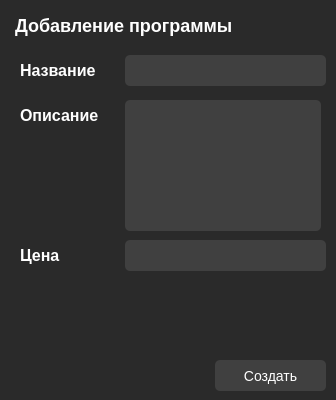
Qt form add_app/add_app.ui (b0shka/selling_apps) before a commit.
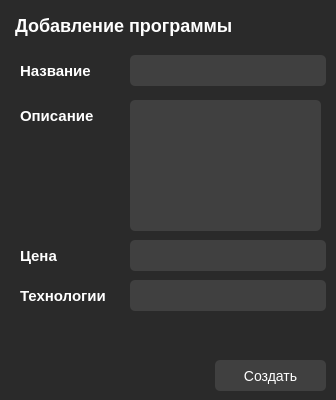
The same form after that commit.

```diff
--- a/add_app/add_app.ui
+++ b/add_app/add_app.ui
@@ -41,9 +41,9 @@
   <widget class="QLineEdit" name="lineEdit">
    <property name="geometry">
     <rect>
-     <x>125</x>
+     <x>130</x>
      <y>55</y>
-     <width>201</width>
+     <width>196</width>
      <height>31</height>
     </rect>
    </property>
@@ -96,7 +96,7 @@
     </font>
    </property>
    <property name="styleSheet">
-    <string notr="true">font-size: 16px;</string>
+    <string notr="true">font-size: 15px;</string>
    </property>
    <property name="text">
     <string>Название</string>
@@ -105,9 +105,9 @@
   <widget class="QLineEdit" name="lineEdit_2">
    <property name="geometry">
     <rect>
-     <x>125</x>
+     <x>130</x>
      <y>240</y>
-     <width>201</width>
+     <width>196</width>
      <height>31</height>
     </rect>
    </property>
@@ -137,7 +137,7 @@
     </font>
    </property>
    <property name="styleSheet">
-    <string notr="true">font-size: 16px;</string>
+    <string notr="true">font-size: 15px;</string>
    </property>
    <property name="text">
     <string>Описание</string>
@@ -160,7 +160,7 @@
     </font>
    </property>
    <property name="styleSheet">
-    <string notr="true">font-size: 16px;</string>
+    <string notr="true">font-size: 15px;</string>
    </property>
    <property name="text">
     <string>Цена</string>
@@ -169,9 +169,9 @@
   <widget class="QTextEdit" name="textEdit">
    <property name="geometry">
     <rect>
-     <x>125</x>
+     <x>130</x>
      <y>100</y>
-     <width>196</width>
+     <width>191</width>
      <height>131</height>
     </rect>
    </property>
@@ -197,6 +197,47 @@
     <string/>
    </property>
   </widget>
+  <widget class="QLabel" name="label_6">
+   <property name="geometry">
+    <rect>
+     <x>20</x>
+     <y>285</y>
+     <width>106</width>
+     <height>21</height>
+    </rect>
+   </property>
+   <property name="font">
+    <font>
+     <pointsize>-1</pointsize>
+     <weight>75</weight>
+     <bold>true</bold>
+    </font>
+   </property>
+   <property name="styleSheet">
+    <string notr="true">font-size: 15px;</string>
+   </property>
+   <property name="text">
+    <string>Технологии</string>
+   </property>
+  </widget>
+  <widget class="QLineEdit" name="lineEdit_3">
+   <property name="geometry">
+    <rect>
+     <x>130</x>
+     <y>280</y>
+     <width>196</width>
+     <height>31</height>
+    </rect>
+   </property>
+   <property name="styleSheet">
+    <string notr="true">padding: 2px;
+font-size: 14px;
+height: 28px;
+color: white;
+background-color: #404040;
+border-radius: 5px;</string>
+   </property>
+  </widget>
  </widget>
  <resources/>
  <connections/>
```
